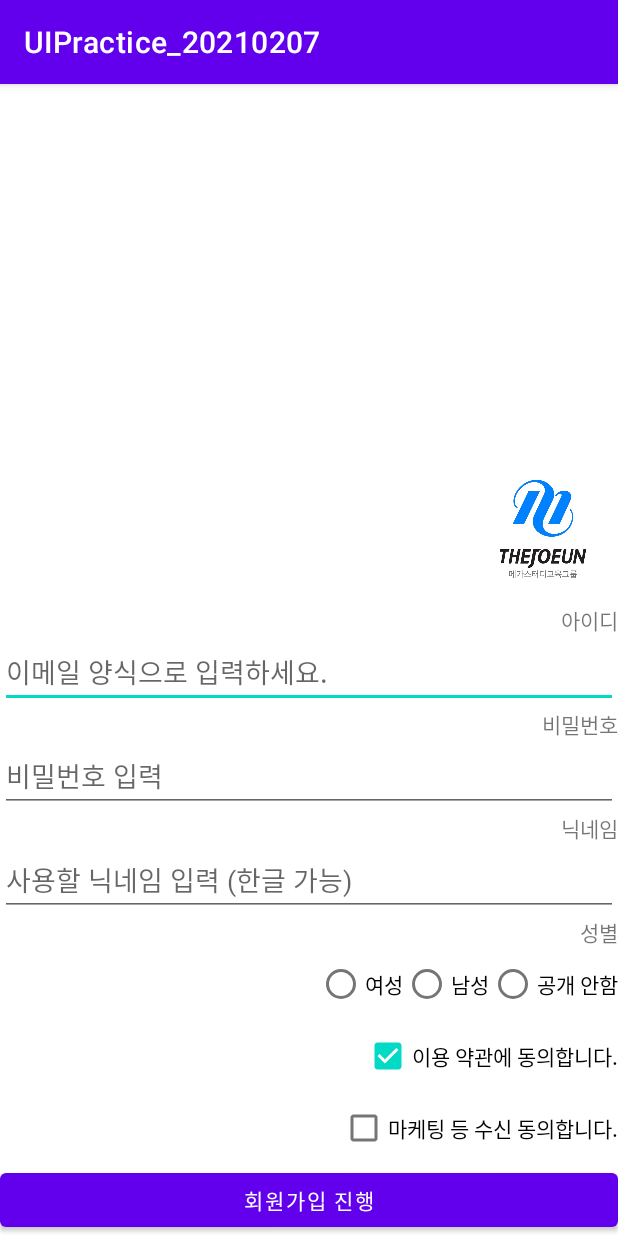
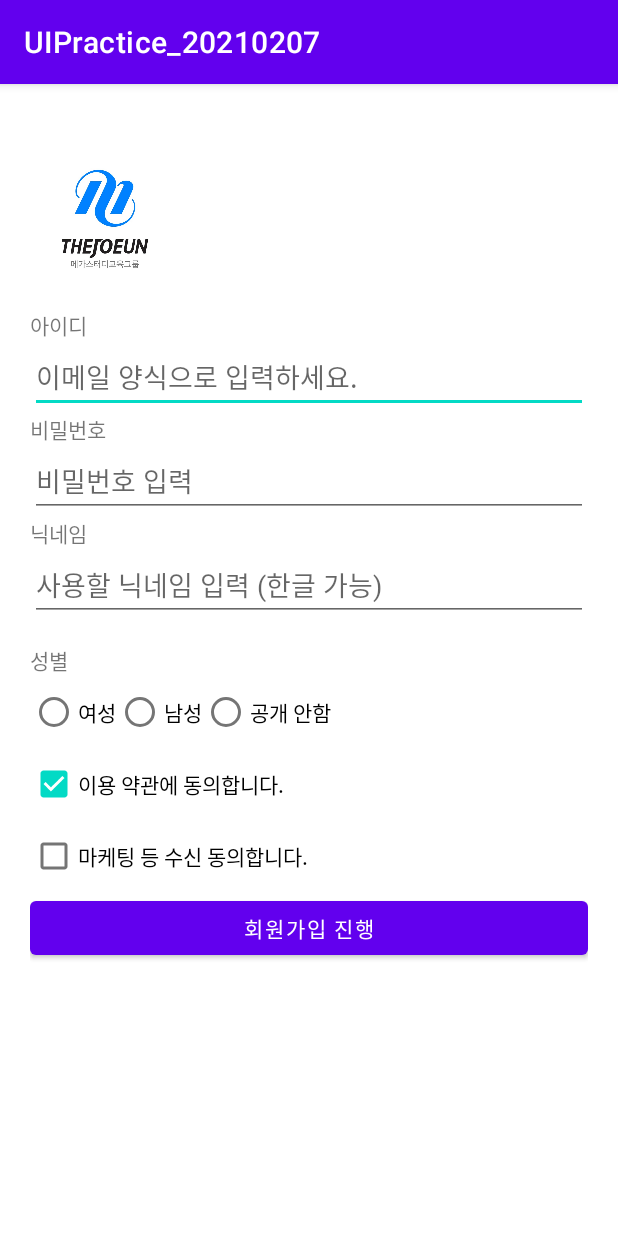
Before and after one commit to Eun-Hee/UIPractice_20210207, an Android app: the screen it shows after launch (MainActivity), on a phone screen of 412 x 824 dp. Run offline under Robolectric (Android 15) with nearby library versions, the phone set to English and light mode, and no system bars.

Commit message:
margin / padding 체험

```diff
--- a/app/src/main/res/layout/activity_main.xml
+++ b/app/src/main/res/layout/activity_main.xml
@@ -5,10 +5,11 @@
     android:layout_width="match_parent"
     android:layout_height="match_parent"
     android:orientation="vertical"
-    android:gravity="bottom|right"
+    android:padding="20dp"
     tools:context=".MainActivity">
 
     <ImageView
+        android:layout_marginTop="20dp"
         android:layout_width="100dp"
         android:layout_height="100dp"
         android:src="@drawable/tje_logo01"
@@ -17,6 +18,7 @@
     <TextView
         android:layout_width="wrap_content"
         android:layout_height="wrap_content"
+        android:layout_marginTop="10dp"
         android:text="아이디"/>
 
     <EditText
@@ -51,6 +53,7 @@
     <TextView
         android:layout_width="wrap_content"
         android:layout_height="wrap_content"
+        android:layout_marginTop="15dp"
         android:text="성별" />
 
     <RadioGroup
```
